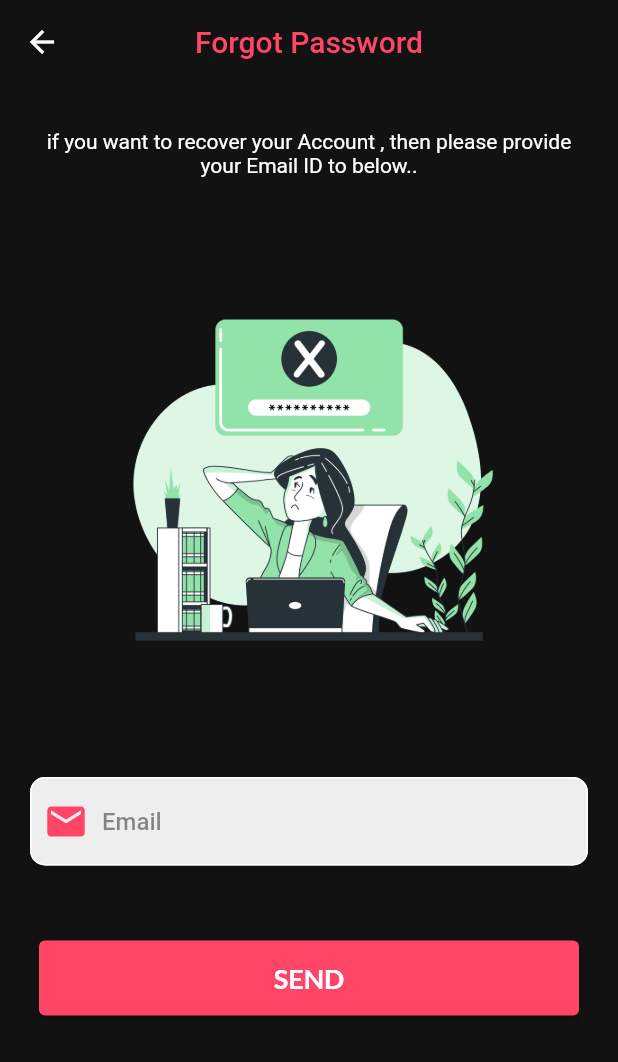
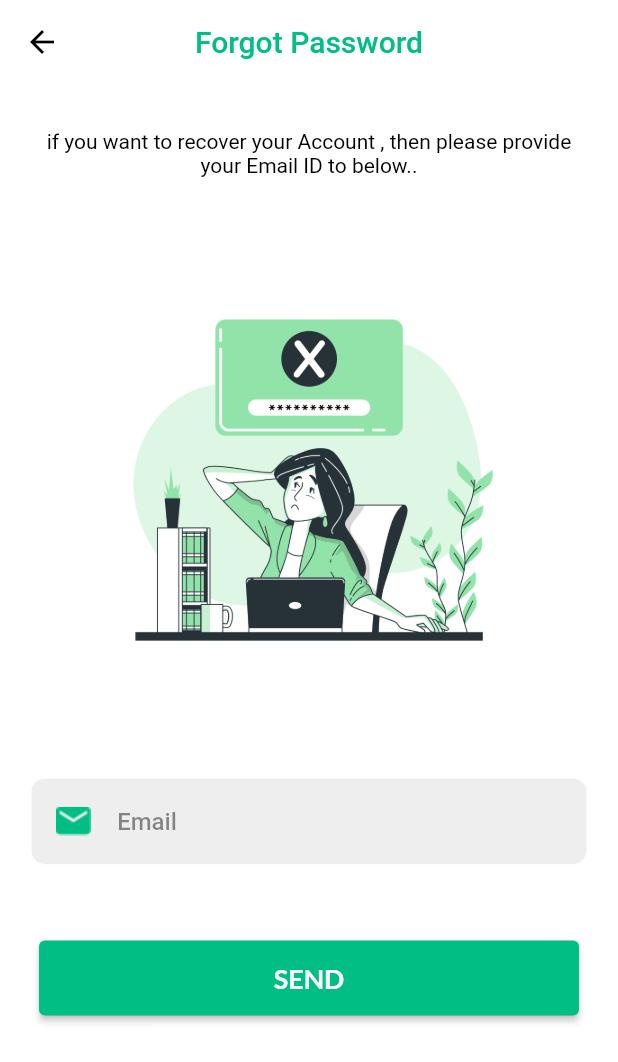
Before and after one commit to AboodALQadri/e_commerce_task1, a Flutter app: the SignUpScreen screen opened by its route, after a tap on "Log in", after a tap on "Forgot Password?", on a phone screen of 412 x 824 dp. Shown: the top 1062 px of the screen. Run offline on Flutter 3.47's test engine with Material 2 defaults, Android fonts, the phone set to English and light mode, and no system bars; our stand-ins replace firebase_auth, firebase_core, get, get_storage, google_fonts, google_sign_in; missing offline and left inert: flutter_facebook_auth; accounts and stored records are empty.

```diff
--- /dev/null
+++ b/lib/logic/bindings/main_binding.dart
@@ -0,0 +1,9 @@
+import 'package:e_commerce_task1/logic/controllers/main_controller.dart';
+import 'package:get/get.dart';
+
+class MainBinding extends Bindings {
+  @override
+  void dependencies() {
+    Get.put(MainController());
+  }
+}
--- /dev/null
+++ b/lib/logic/controllers/theme_controller.dart
@@ -0,0 +1,27 @@
+import 'package:flutter/material.dart';
+import 'package:get/get.dart';
+import 'package:get_storage/get_storage.dart';
+
+class ThemesController {
+  final GetStorage boxStorage = GetStorage();
+
+  final key = 'isDarkModes';
+
+  saveThemeDataInBox(bool isDark) {
+    boxStorage.write(key, isDark);
+  }
+
+  bool getThemeDataFromBox() {
+    return boxStorage.read<bool>(key) ?? false;
+  }
+
+  ThemeMode get themeDataGet =>
+      getThemeDataFromBox() ? ThemeMode.dark : ThemeMode.light;
+
+  void changesTheme() {
+    Get.changeThemeMode(
+        getThemeDataFromBox() ? ThemeMode.light : ThemeMode.dark);
+
+    saveThemeDataInBox(!getThemeDataFromBox());
+  }
+}
--- a/lib/routes/routes.dart
+++ b/lib/routes/routes.dart
@@ -1,4 +1,5 @@
 import 'package:e_commerce_task1/logic/bindings/auth_binding.dart';
+import 'package:e_commerce_task1/logic/bindings/main_binding.dart';
 import 'package:e_commerce_task1/view/screens/auth/forgot_password.dart';
 import 'package:e_commerce_task1/view/screens/auth/signup_screen.dart';
 import 'package:e_commerce_task1/view/screens/main_screen.dart';
@@ -34,8 +35,11 @@ class AppRoutes {
     ),
     GetPage(
       name: Routes.mainScreen,
-      page: () => const MainScreen(),
-      binding: AuthBinding(),
+      page: () =>  MainScreen(),
+      bindings: [
+        AuthBinding(),
+        MainBinding(),
+      ],
     ),
   ];
 }
--- a/lib/view/screens/auth/forgot_password.dart
+++ b/lib/view/screens/auth/forgot_password.dart
@@ -19,23 +19,23 @@ class ForgotPasswordScreen extends StatelessWidget {
   Widget build(BuildContext context) {
     return SafeArea(
       child: Scaffold(
-        backgroundColor: Get.isDarkMode ? Colors.white : darkGreyClr,
+        backgroundColor: context.theme.backgroundColor,
         appBar: AppBar(
           elevation: 0,
           title: Text(
             'Forgot Password',
             style: TextStyle(
-              color: Get.isDarkMode ? mainColor : pinkClr,
+              color: Get.isDarkMode ? pinkClr : mainColor,
             ),
           ),
           centerTitle: true,
-          backgroundColor: Get.isDarkMode ? Colors.white : darkGreyClr,
+          backgroundColor: Get.isDarkMode ? darkGreyClr : Colors.white,
           leading: IconButton(
             onPressed: () {
               Get.back();
             },
             icon: const Icon(Icons.arrow_back),
-            color: Get.isDarkMode ? Colors.black : Colors.white,
+            color: Get.isDarkMode ? Colors.white : Colors.black,
           ),
         ),
         body: Form(
@@ -54,7 +54,7 @@ class ForgotPasswordScreen extends StatelessWidget {
                     'if you want to recover your Account , then please provide your Email ID to below..',
                     textAlign: TextAlign.center,
                     style: TextStyle(
-                      color: Get.isDarkMode ? Colors.black : Colors.white,
+                      color: Get.isDarkMode ? Colors.white : Colors.black,
                     ),
                   ),
                   const SizedBox(
@@ -78,12 +78,12 @@ class ForgotPasswordScreen extends StatelessWidget {
                       }
                     },
                     prefixIcon: Get.isDarkMode
-                        ? Image.asset('assets/images/email.png')
-                        : const Icon(
+                        ? const Icon(
                             Icons.email,
                             color: pinkClr,
                             size: 30,
-                          ),
+                          )
+                        : Image.asset('assets/images/email.png'),
                     suffixIcon: const Text(''),
                     hintText: 'Email',
                   ),
@@ -95,8 +95,7 @@ class ForgotPasswordScreen extends StatelessWidget {
                       return AuthButtonWidget(
                         text: 'SEND',
                         onPressed: () {
-                          if(formKey.currentState!.validate()){
-
+                          if (formKey.currentState!.validate()) {
                             String email = _emailTextController.text.trim();
 
                             controller.resetPassword(email: email);
--- a/lib/view/screens/auth/login_screen.dart
+++ b/lib/view/screens/auth/login_screen.dart
@@ -45,9 +45,9 @@ class _LoginScreenState extends State<LoginScreen> {
   Widget build(BuildContext context) {
     return SafeArea(
       child: Scaffold(
-          backgroundColor: Get.isDarkMode ? Colors.white : darkGreyClr,
+        backgroundColor: context.theme.backgroundColor,
         appBar: AppBar(
-            backgroundColor: Get.isDarkMode ? Colors.white : darkGreyClr,
+          backgroundColor: Get.isDarkMode ? darkGreyClr : Colors.white,
           elevation: 0,
         ),
         body: ListView(
@@ -68,7 +68,7 @@ class _LoginScreenState extends State<LoginScreen> {
                             children: [
                               TextUtils(
                                 text: 'LOG',
-                                  color: Get.isDarkMode ? mainColor : pinkClr,
+                                color: Get.isDarkMode ? pinkClr : mainColor,
                                 fontWeight: FontWeight.w500,
                                 fontSize: 28,
                                 underLine: TextDecoration.none,
@@ -79,8 +79,8 @@ class _LoginScreenState extends State<LoginScreen> {
                               TextUtils(
                                 text: 'IN',
                                 color: Get.isDarkMode
-                                      ? Colors.black
-                                      : Colors.white,
+                                    ? Colors.white
+                                    : Colors.black,
                                 fontWeight: FontWeight.w500,
                                 fontSize: 28,
                                 underLine: TextDecoration.none,
@@ -101,12 +101,12 @@ class _LoginScreenState extends State<LoginScreen> {
                               }
                             },
                             prefixIcon: Get.isDarkMode
-                                  ? Image.asset('assets/images/email.png')
-                                  : const Icon(
+                                ? const Icon(
                                     Icons.email,
                                     color: pinkClr,
                                     size: 30,
-                                    ),
+                                  )
+                                : Image.asset('assets/images/email.png'),
                             suffixIcon: const Text(''),
                             hintText: 'Email',
                           ),
@@ -127,12 +127,12 @@ class _LoginScreenState extends State<LoginScreen> {
                                   }
                                 },
                                 prefixIcon: Get.isDarkMode
-                                      ? Image.asset('assets/images/lock.png')
-                                      : const Icon(
+                                    ? const Icon(
                                         Icons.lock,
                                         color: pinkClr,
                                         size: 30,
-                                        ),
+                                      )
+                                    : Image.asset('assets/images/lock.png'),
                                 suffixIcon: IconButton(
                                   onPressed: () {
                                     controller.visibility();
@@ -160,8 +160,8 @@ class _LoginScreenState extends State<LoginScreen> {
                               child: TextUtils(
                                 text: 'Forgot Password?',
                                 color: Get.isDarkMode
-                                      ? Colors.black
-                                      : Colors.white,
+                                    ? Colors.white
+                                    : Colors.black,
                                 fontWeight: FontWeight.normal,
                                 fontSize: 14,
                                 underLine: TextDecoration.none,
@@ -194,8 +194,7 @@ class _LoginScreenState extends State<LoginScreen> {
                           ),
                           TextUtils(
                             text: 'OR',
-                              color:
-                                  Get.isDarkMode ? Colors.black : Colors.white,
+                            color: Get.isDarkMode ? Colors.white : Colors.black,
                             fontWeight: FontWeight.normal,
                             fontSize: 20,
                             underLine: TextDecoration.none,
@@ -217,8 +216,8 @@ class _LoginScreenState extends State<LoginScreen> {
                               GetBuilder<AuthController>(
                                 builder: (_) {
                                   return InkWell(
-                                      child: Image.asset(
-                                          'assets/images/google.png'),
+                                    child:
+                                        Image.asset('assets/images/google.png'),
                                     onTap: () {
                                       controller.googleSignUpApp();
                                     },
@@ -242,7 +241,8 @@ class _LoginScreenState extends State<LoginScreen> {
               ],
             ),
           ],
-          )),
+        ),
+      ),
     );
   }
 }
--- a/lib/view/screens/auth/signup_screen.dart
+++ b/lib/view/screens/auth/signup_screen.dart
@@ -48,9 +48,9 @@ class _SignUpScreenState extends State<SignUpScreen> with ValidateHelper {
   Widget build(BuildContext context) {
     return SafeArea(
       child: Scaffold(
-        backgroundColor: Get.isDarkMode ? Colors.white : darkGreyClr,
+        backgroundColor: context.theme.backgroundColor,
         appBar: AppBar(
-          backgroundColor: Get.isDarkMode ? Colors.white : darkGreyClr,
+          backgroundColor: Get.isDarkMode ? darkGreyClr : Colors.white,
           elevation: 0,
         ),
         body: ListView(
@@ -71,7 +71,7 @@ class _SignUpScreenState extends State<SignUpScreen> with ValidateHelper {
                             children: [
                               TextUtils(
                                 text: 'SIGN',
-                                color: Get.isDarkMode ? mainColor : pinkClr,
+                                color: Get.isDarkMode ? pinkClr : mainColor,
                                 fontWeight: FontWeight.w500,
                                 fontSize: 28,
                                 underLine: TextDecoration.none,
@@ -82,8 +82,8 @@ class _SignUpScreenState extends State<SignUpScreen> with ValidateHelper {
                               TextUtils(
                                 text: 'UP',
                                 color: Get.isDarkMode
-                                    ? Colors.black
-                                    : Colors.white,
+                                    ? Colors.white
+                                    : Colors.black,
                                 fontWeight: FontWeight.w500,
                                 fontSize: 28,
                                 underLine: TextDecoration.none,
@@ -105,12 +105,12 @@ class _SignUpScreenState extends State<SignUpScreen> with ValidateHelper {
                               }
                             },
                             prefixIcon: Get.isDarkMode
-                                ? Image.asset('assets/images/user.png')
-                                : const Icon(
+                                ? const Icon(
                                     Icons.person,
                                     color: pinkClr,
                                     size: 30,
-                                  ),
+                                  )
+                                : Image.asset('assets/images/user.png'),
                             suffixIcon: const Text(''),
                             hintText: 'User Name',
                           ),
@@ -128,12 +128,12 @@ class _SignUpScreenState extends State<SignUpScreen> with ValidateHelper {
                               }
                             },
                             prefixIcon: Get.isDarkMode
-                                ? Image.asset('assets/images/email.png')
-                                : const Icon(
+                                ? const Icon(
                                     Icons.email,
                                     color: pinkClr,
                                     size: 30,
-                                  ),
+                                  )
+                                : Image.asset('assets/images/email.png'),
                             suffixIcon: const Text(''),
                             hintText: 'Email',
                           ),
@@ -154,12 +154,12 @@ class _SignUpScreenState extends State<SignUpScreen> with ValidateHelper {
                                   }
                                 },
                                 prefixIcon: Get.isDarkMode
-                                    ? Image.asset('assets/images/lock.png')
-                                    : const Icon(
+                                    ? const Icon(
                                         Icons.lock,
                                         color: pinkClr,
                                         size: 30,
-                                      ),
+                                      )
+                                    : Image.asset('assets/images/lock.png'),
                                 suffixIcon: IconButton(
                                   onPressed: () {
                                     controller.visibility();
@@ -212,7 +212,6 @@ class _SignUpScreenState extends State<SignUpScreen> with ValidateHelper {
                                       password: password,
                                     );
                                     controller.isCheckBox == true;
-
                                   }
                                 },
                               );
--- a/lib/view/widgets/auth/auth_button_widget.dart
+++ b/lib/view/widgets/auth/auth_button_widget.dart
@@ -25,7 +25,7 @@ class AuthButtonWidget extends StatelessWidget {
         underLine: TextDecoration.none,
       ),
       style: ElevatedButton.styleFrom(
-        primary: Get.isDarkMode ?  mainColor : pinkClr,
+        primary: Get.isDarkMode ?   pinkClr : mainColor ,
         minimumSize: const Size(360, 50),
       ),
     );
--- a/lib/view/widgets/auth/check_box_widget.dart
+++ b/lib/view/widgets/auth/check_box_widget.dart
@@ -28,11 +28,11 @@ class CheckBoxWidget extends StatelessWidget {
                 ),
                 child: controller.isCheckBox
                     ? Get.isDarkMode
-                        ? Image.asset('assets/images/check.png')
-                        : const Icon(
+                        ? const Icon(
                             Icons.done,
                             color: pinkClr,
                           )
+                        : Image.asset('assets/images/check.png')
                     : Container(),
               ),
             ),
@@ -41,14 +41,14 @@ class CheckBoxWidget extends StatelessWidget {
             ),
             TextUtils(
               text: 'I accept ',
-              color: Get.isDarkMode ? Colors.black : Colors.white,
+              color: Get.isDarkMode ?  Colors.white : Colors.black ,
               fontWeight: FontWeight.normal,
               fontSize: 16,
               underLine: TextDecoration.none,
             ),
             TextUtils(
               text: 'terms & conditions',
-              color: Get.isDarkMode ? Colors.black : Colors.white,
+              color: Get.isDarkMode ?  Colors.white : Colors.black ,
               fontWeight: FontWeight.normal,
               fontSize: 16,
               underLine: TextDecoration.underline,
--- a/lib/view/widgets/auth/container_under_widget.dart
+++ b/lib/view/widgets/auth/container_under_widget.dart
@@ -21,7 +21,7 @@ class ContainerUnderWidget extends StatelessWidget {
       width: double.infinity,
       height: 110,
       decoration:  BoxDecoration(
-        color:  Get.isDarkMode ?  mainColor : pinkClr,
+        color:  Get.isDarkMode ?   pinkClr : mainColor ,
         borderRadius: const BorderRadius.only(
           topRight: Radius.circular(20),
           topLeft: Radius.circular(20),
```
Also changed, not shown: lib/logic/controllers/auth_controller.dart (+39 -40 lines), lib/logic/controllers/main_controller.dart (added, +23 -0 lines), lib/main.dart (+7 -1 lines), lib/view/screens/main_screen.dart (+76 -3 lines), lib/view/screens/settings_screen.dart (+15 -2 lines), 1 other file. Lines whose indentation alone changed are shown as unchanged.
